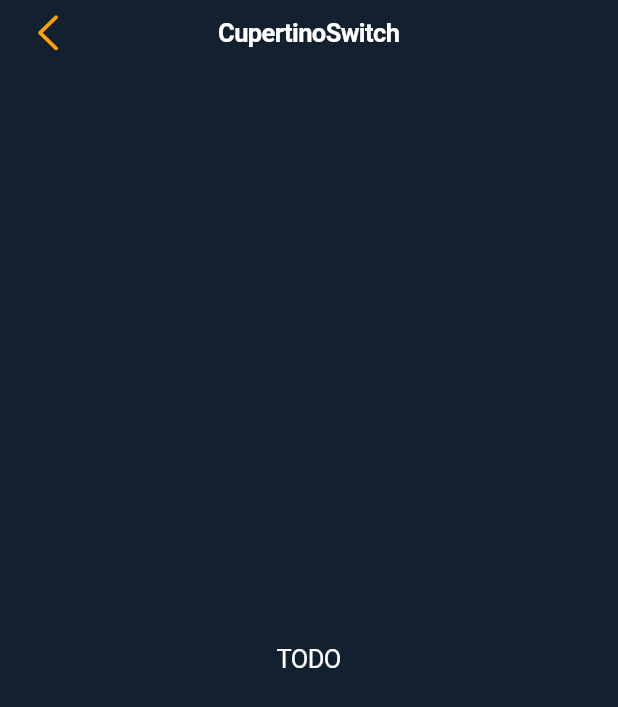
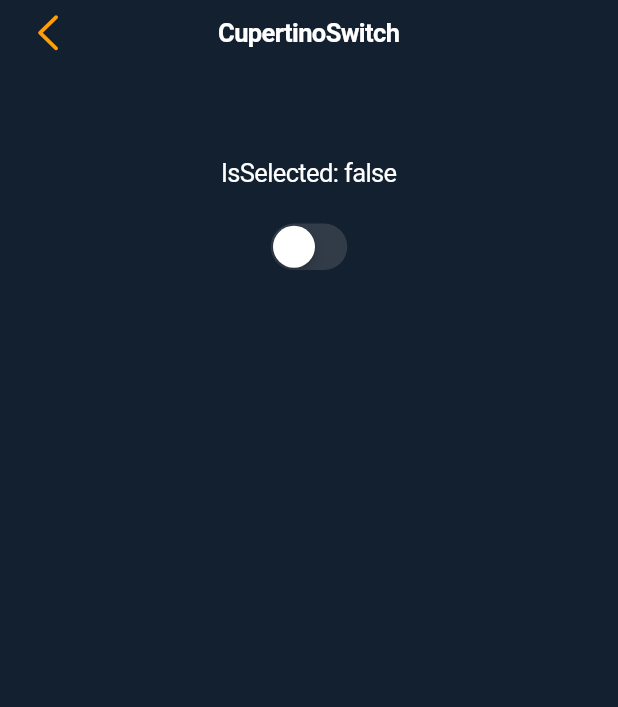
Before and after one commit to prostakov/flutter-testing, a Flutter app: the Cupertino17SwitchScreen screen opened by its route, on a phone screen of 412 x 824 dp. Shown: the top 707 px of the screen. Run offline on Flutter 3.47's test engine with Material 2 defaults, Android fonts, the phone set to English and light mode, and no system bars; our stand-ins replace carousel_slider, flutter_bloc, flutter_phoenix, flutter_rating_bar, google_maps_flutter, image_picker and 4 more; missing offline and left inert: devicelocale, grouped_buttons; accounts and stored records are empty.

Commit message:
Fix cupertino17SwitchScreen.dart

```diff
--- a/cupertino_test/lib/screens/cupertino17SwitchScreen.dart
+++ b/cupertino_test/lib/screens/cupertino17SwitchScreen.dart
@@ -7,11 +7,24 @@ class Cupertino17SwitchScreen extends StatefulWidget {
 }
 
 class _Cupertino17SwitchScreenState extends State<Cupertino17SwitchScreen> {
+  bool isSelected = false;
   @override
   Widget build(BuildContext context) {
     return CupertinoPageScaffold(
       navigationBar: DefaultHeader(title: 'CupertinoSwitch'),
-      child: Center(child: Text('TODO')),
+      child: Center(
+        child: Column(
+          children: [
+            const SizedBox(height: 50),
+            Text('IsSelected: ${isSelected}'),
+            const SizedBox(height: 20),
+            CupertinoSwitch(
+              value: isSelected,
+              onChanged: (value) => setState(() => isSelected = value),
+            ),
+          ],
+        ),
+      ),
     );
   }
 }
```
